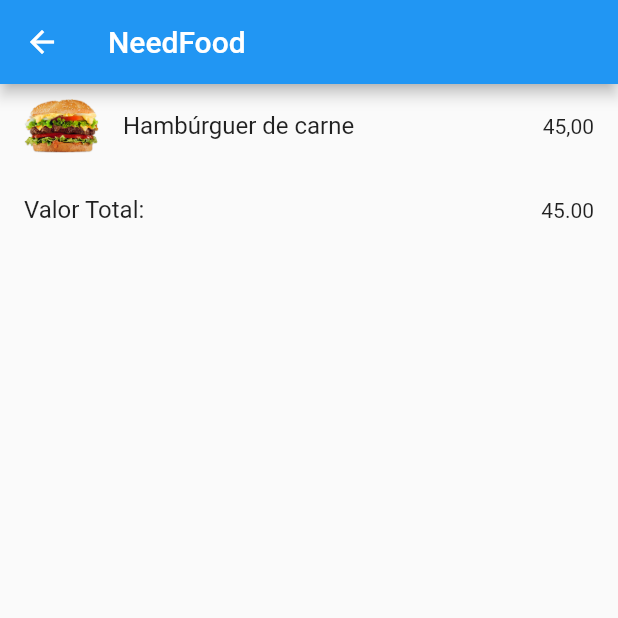
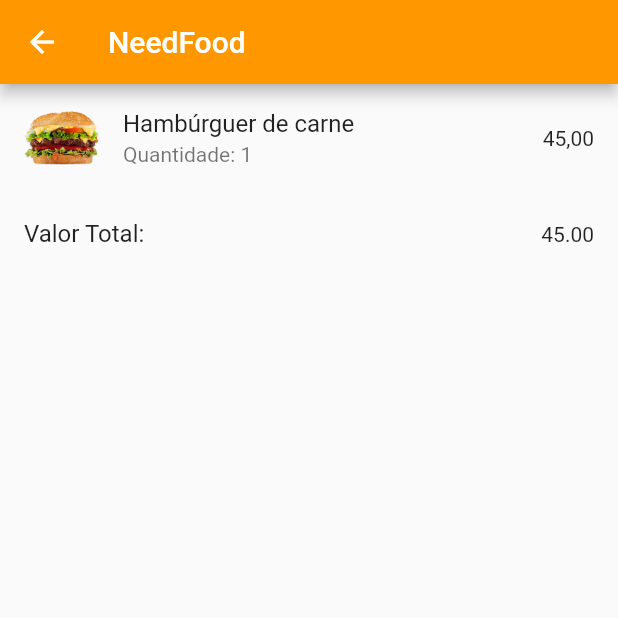
Before and after one commit to ElisandraMeyer/app_needfood_flutter, a Flutter app: the DetalhesProduto screen opened directly, scrolled down 93 dp, after a tap on "Adicionar ao Carrinho", on a phone screen of 412 x 824 dp, the top half of it. Run offline on Flutter 3.47's test engine with Material 2 defaults, Android fonts, the phone set to English and light mode, and no system bars.

Commit message:
Add files via upload

```diff
--- a/lib/carrinho.dart
+++ b/lib/carrinho.dart
@@ -4,8 +4,13 @@ class Item {
   final String nome;
   final String imagem;
   final String valor;
+  int quantidade;
 
-  Item({required this.nome, required this.imagem, required this.valor});
+  Item(
+      {required this.nome,
+      required this.imagem,
+      required this.valor,
+      this.quantidade = 1});
 }
 
 List<Item> itens = [];
@@ -27,21 +32,30 @@ class _CarrinhoState extends State<Carrinho> {
   @override
   Widget build(BuildContext context) {
     if (widget.nome != '' && widget.imagem != '' && widget.valor != '') {
-      itens.add(Item(
-          nome: widget.nome, imagem: widget.imagem, valor: widget.valor));
+      int index = itens.indexWhere((item) => item.nome == widget.nome);
+      if (index != -1) {
+        itens[index].quantidade++;
+      } else {
+        itens.add(Item(
+            nome: widget.nome, imagem: widget.imagem, valor: widget.valor));
+      }
     }
 
     double valorTotal = 0.0;
 
     for (var item in itens) {
-      double valorItem =
-          double.parse(item.valor.replaceAll(",", "."));
-      valorTotal += valorItem;
+      double valorItem = double.parse(item.valor.replaceAll(",", "."));
+      valorTotal += valorItem * item.quantidade;
     }
 
     return Scaffold(
       appBar: AppBar(
-        title: Text('NeedFood'),
+        title: Text(
+          'NeedFood',
+          style: TextStyle(color: Colors.white),
+        ),
+        backgroundColor: Colors.orange,
+        iconTheme: IconThemeData(color: Colors.white),
       ),
       body: ListView.builder(
         itemCount: itens.length + 1,
@@ -60,6 +74,7 @@ class _CarrinhoState extends State<Carrinho> {
               height: 50,
             ),
             title: Text(itens[index].nome),
+            subtitle: Text('Quantidade: ${itens[index].quantidade}'),
             trailing: Text(itens[index].valor),
           );
         },
--- a/lib/detalhesProduto.dart
+++ b/lib/detalhesProduto.dart
@@ -24,7 +24,12 @@ class _DetalhesProdutoState extends State<DetalhesProduto> {
   Widget build(BuildContext context) {
     return Scaffold(
       appBar: AppBar(
-        title: Text('NeedFood'),
+        title: Text(
+          'NeedFood',
+          style: TextStyle(color: Colors.white),
+        ),
+        backgroundColor: Colors.orange,
+        iconTheme: IconThemeData(color: Colors.white),
       ),
       body: SingleChildScrollView(
         padding: EdgeInsets.all(16.0),
@@ -76,11 +81,14 @@ class _DetalhesProdutoState extends State<DetalhesProduto> {
                   Navigator.push(
                       context,
                       MaterialPageRoute(
-                        builder: (context) =>
-                            Carrinho(nome: widget.nome, imagem: widget.imagem, valor: widget.valor,),
+                        builder: (context) => Carrinho(
+                          nome: widget.nome,
+                          imagem: widget.imagem,
+                          valor: widget.valor,
+                        ),
                       ));
                 },
-                child: Text('Adicionar ao Carrinho'),
+                child: Text('Adicionar ao Carrinho', style: TextStyle(color: Colors.white),),
               ),
               SizedBox(height: 8.0),
               ElevatedButton(
@@ -92,7 +100,7 @@ class _DetalhesProdutoState extends State<DetalhesProduto> {
                             Favoritos(nome: widget.nome, imagem: widget.imagem),
                       ));
                 },
-                child: Text('Adicionar aos Favoritos'),
+                child: Text('Adicionar aos Favoritos', style: TextStyle(color: Colors.white)),
               ),
             ],
           ),
--- a/lib/main.dart
+++ b/lib/main.dart
@@ -9,6 +9,9 @@ void main(){
       MaterialApp(
         home: Login(),
         debugShowCheckedModeBanner: false,
+        theme: ThemeData(
+        primarySwatch: Colors.orange,
+        ),
       )
     );
 }
```
Also changed, not shown: lib/categoriaBurger.dart (+6 -1 lines), lib/categoriaDrink.dart (+6 -1 lines), lib/categoriaPizza.dart (+6 -1 lines), lib/favoritos.dart (+8 -3 lines), lib/homepage.dart (+28 -46 lines), lib/login.dart (+9 -4 lines).
